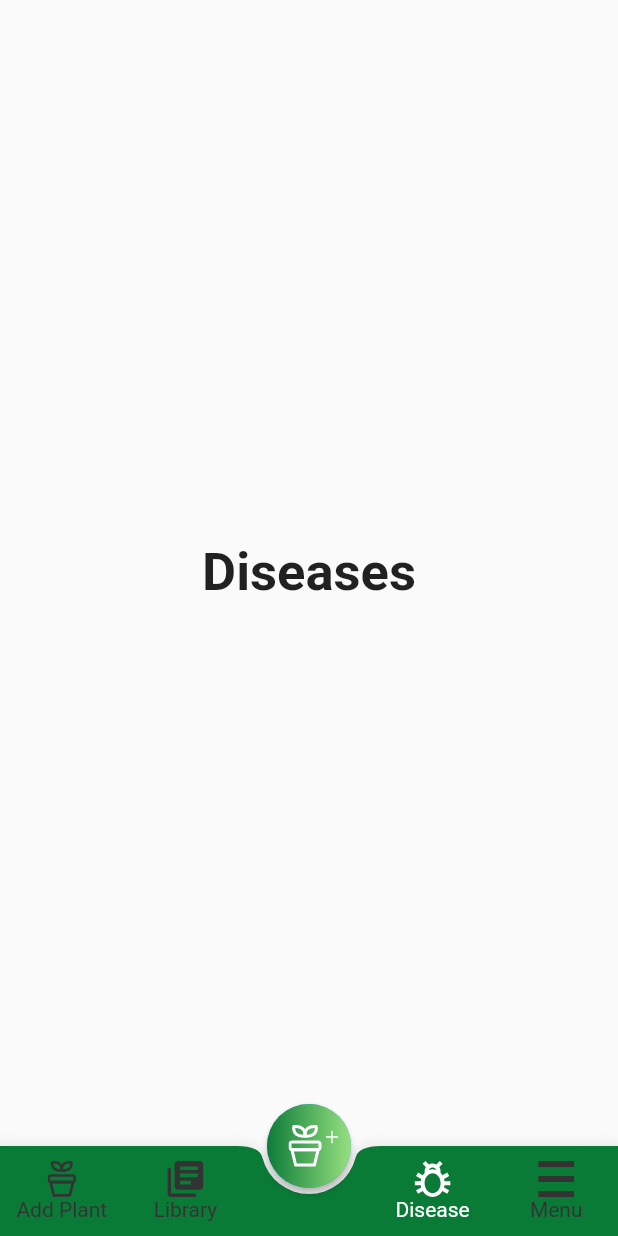
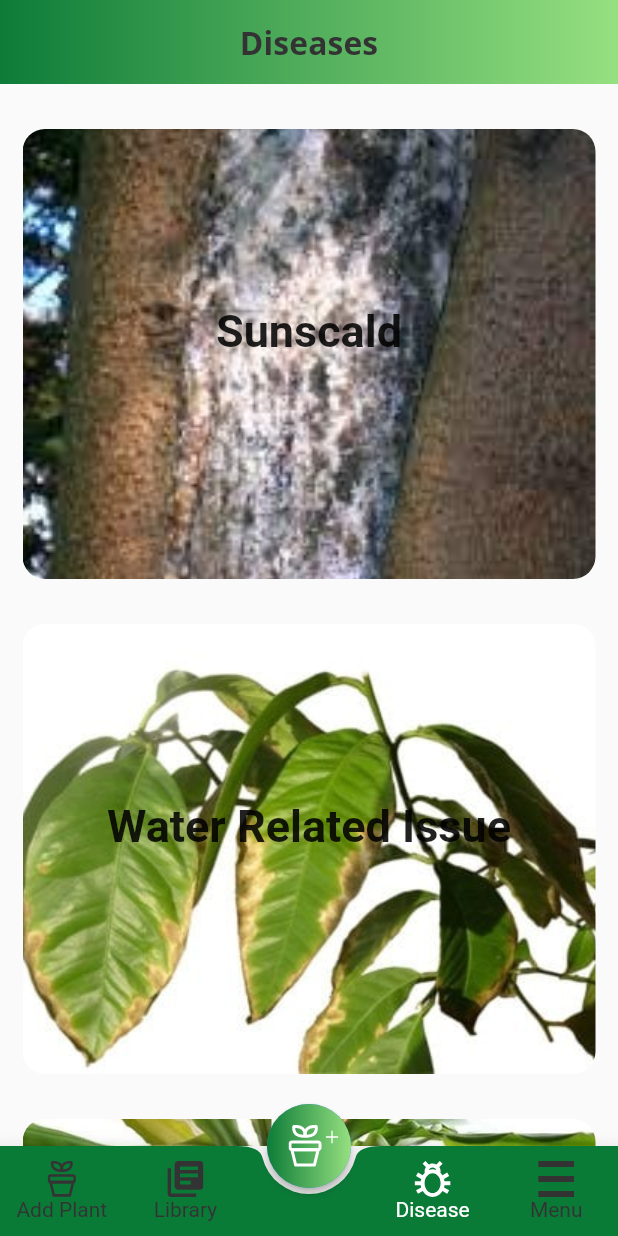
Before and after one commit to ahmedraza55592/plant_tree, a Flutter app: the screen it shows once a user with an empty profile is signed in, item 3 of the bottom bar chosen, on a phone screen of 412 x 824 dp. Run offline on Flutter 3.47's test engine with Material 2 defaults, Android fonts, the phone set to English and light mode, and no system bars; our stand-ins replace cloud_firestore, firebase_auth, firebase_core, firebase_storage, flutter_screenutil, flutter_svg and 6 more; accounts and stored records are empty; network calls fail; project files that could hold a hidden picture were left out.

Commit message:
- added disease screen  - added disease detail screen  - google sign in issue resolved  - added images for diseases  - address issue resolved  - added disease data json file

```diff
--- a/lib/main.dart
+++ b/lib/main.dart
@@ -3,7 +3,6 @@ import 'package:plant_tree/modules/authentication/resourses/auth_methods.dart';
 import 'package:plant_tree/modules/dashboard/add_plants.dart';
 import 'package:plant_tree/modules/dashboard/faq.dart';
 import 'package:plant_tree/modules/dashboard/my_plants.dart';
-import 'package:plant_tree/modules/dashboard/my_plants_details.dart';
 import 'package:plant_tree/styles/index.dart';
 import 'package:provider/provider.dart';
 import 'package:plant_tree/modules/index.dart';
--- a/lib/modules/dashboard/add_plants.dart
+++ b/lib/modules/dashboard/add_plants.dart
@@ -119,6 +119,7 @@ class _AddPlantState extends State<AddPlant> {
                 onPressed: () async {
                   Navigator.pop(context);
                   Uint8List file = await pickImage(ImageSource.camera);
+
                   setState(() {
                     _file = file;
                   });
@@ -193,7 +194,7 @@ class _AddPlantState extends State<AddPlant> {
                     height: 300.0.h,
                     decoration: BoxDecoration(
                         image: DecorationImage(
-                            fit: BoxFit.fill,
+                            fit: BoxFit.cover,
                             alignment: FractionalOffset.topCenter,
                             image: MemoryImage(_file!))),
                   ),
@@ -247,7 +248,6 @@ class _AddPlantState extends State<AddPlant> {
                     userName: userProvider.getUser.name!,
                     latitude: userProvider.currentLocation!.latitude,
                     longitude: userProvider.currentLocation!.longitude);
-                Navigator.of(context).pop();
               },
             ),
           ],
--- /dev/null
+++ b/lib/modules/dashboard/diseases.dart
@@ -0,0 +1,100 @@
+import 'dart:convert';
+import 'package:flutter/material.dart';
+import 'package:flutter/services.dart';
+import 'package:plant_tree/modules/dashboard/models/disease_model.dart';
+import 'package:plant_tree/styles/index.dart';
+
+import '../index.dart';
+
+
+
+class Disease extends StatefulWidget {
+  const Disease({Key? key}) : super(key: key);
+
+  @override
+  State<Disease> createState() => _DiseaseState();
+}
+
+class _DiseaseState extends State<Disease> {
+  @override
+  void initState() {
+    super.initState();
+    loadDataFromJson();
+  }
+
+  loadDataFromJson() async {
+    //root bundle return the future so we need to wait
+    final jsonData = await rootBundle.loadString("assets/files/diseases.json");
+    final decodeData = jsonDecode(jsonData);
+    var diseaseData = decodeData["diseases"];
+    DiseaseModel.diseaseItems =
+        List.from(diseaseData).map<DiseaseItem>((item) => DiseaseItem.fromMap(item)).toList();
+    setState(() {});
+  }
+
+  @override
+  Widget build(BuildContext context) {
+    return Scaffold(
+      appBar: AppBar(
+        title: Text(
+          "Diseases",
+          style: TextStyles.body22,
+        ),
+        flexibleSpace: Container(
+          decoration: BoxDecoration(
+            gradient: LinearGradient(
+                end: Alignment.centerLeft,
+                begin: Alignment.centerRight,
+                colors: AppColors.appBarColor),
+          ),
+        ),
+      ),
+      body: DiseaseModel.diseaseItems != null
+          ? ListView.builder(
+              itemCount: DiseaseModel.diseaseItems?.length,
+              itemBuilder: (context, index) {
+                return GestureDetector(
+                  onTap: () {
+                    Navigator.push(
+                        context,
+                        MaterialPageRoute(
+                            builder: (context) => DiseaseDetail(
+                                  diseaseItems: DiseaseModel.diseaseItems![index],
+                                )));
+                  },
+                  child: Stack(
+                    alignment: Alignment.center,
+                    children: [
+                      Container(
+                        margin: EdgeInsets.only(
+                            top: 30.0,
+                            left: 15.0,
+                            right: 15.0,
+                            bottom: index == DiseaseModel.diseaseItems!.length - 1.0
+                                ? 30.0
+                                : 0.0),
+                        height: 300.0,
+                        width: MediaQuery.of(context).size.width,
+                        decoration: BoxDecoration(
+                          borderRadius: BorderRadius.circular(15.0),
+                          image: DecorationImage(
+                            fit: BoxFit.cover,
+                            image: AssetImage(DiseaseModel.diseaseItems![index].image!),
+                          ),
+                        ),
+                      ),
+                      Text(DiseaseModel.diseaseItems![index].name!,
+                          style: const TextStyle(
+                              fontSize: 30, fontWeight: FontWeight.bold)),
+                    ],
+                  ),
+                );
+              })
+          : const Center(
+            child: CircularProgressIndicator(
+                color: Colors.black,
+              ),
+          ),
+    );
+  }
+}
--- a/lib/modules/dashboard/homepage.dart
+++ b/lib/modules/dashboard/homepage.dart
@@ -19,8 +19,7 @@ class _HomePageState extends State<HomePage> {
   static const List<Widget> _widgetOptions = <Widget>[
     MyPlantss(),
     Library(),
-    Text('Diseases',
-        style: TextStyle(fontSize: 35, fontWeight: FontWeight.bold)),
+    Disease(),
     Menu(),
   ];
 
--- /dev/null
+++ b/lib/modules/dashboard/models/disease_model.dart
@@ -0,0 +1,32 @@
+class DiseaseModel {
+  static List<DiseaseItem>? diseaseItems;
+}
+
+class DiseaseItem {
+  final String? id;
+  final String? name;
+  final String? image;
+  final String? signsofDamage;
+  final String? howToPrevent;
+  final String? treatment;
+
+  DiseaseItem({
+    this.id,
+    this.name,
+    this.signsofDamage,
+    this.howToPrevent,
+    this.treatment,
+    this.image,
+  });
+
+  factory DiseaseItem.fromMap(Map<String, dynamic> map) {
+    return DiseaseItem(
+      id: map['id'],
+      name: map['name'],
+      signsofDamage: map['signsofDamage'],
+      howToPrevent: map['howToPrevent'],
+      treatment: map['treatment'],
+      image: map['image'],
+    );
+  }
+}
--- a/lib/modules/dashboard/my_plants_details.dart
+++ b/lib/modules/dashboard/my_plants_details.dart
@@ -41,13 +41,13 @@ class MyPlantDetails extends StatelessWidget {
             child: Column(
               children: [
                 Container(
-                  height: 225.h,
+                  height: 300.h,
                   width: MediaQuery.of(context).size.width,
                   decoration: BoxDecoration(
                       borderRadius: BorderRadius.circular(5.0.r),
                       image: DecorationImage(
                           image: NetworkImage(plantInfo!.plantImageUrl!),
-                          fit: BoxFit.fill)),
+                          fit: BoxFit.cover)),
                 ),
                 SizedBox(height: 40.0.h),
                 Container(
--- a/lib/modules/index.dart
+++ b/lib/modules/index.dart
@@ -11,6 +11,9 @@ export 'dashboard/plants.dart';
 export './dashboard/menu.dart';
 export './dashboard/library.dart';
 export './dashboard/lirbrary_detail.dart';
+export './dashboard/diseases.dart';
+export './dashboard/disease_detail.dart';
+export './dashboard/my_plants_details.dart';
 
 //Profile
 export 'profile/user_profile.dart';
--- a/pubspec.yaml
+++ b/pubspec.yaml
@@ -82,6 +82,7 @@ flutter:
   # To add assets to your application, add an assets section, like this:
   assets:
     # - assets/svg/
+    - assets/images/
     - assets/svg/icons/
     - assets/svg/images/
     - assets/png/images/
```
Also changed, not shown: assets/files/diseases.json (added, +68 -0 lines), lib/modules/dashboard/disease_detail.dart (added, +129 -0 lines), lib/modules/dashboard/my_plants.dart (+9 -6 lines), lib/modules/profile/user_profile.dart (+14 -0 lines), assets/images/irondeficiency.jpeg (added), assets/images/magnesiumdeficiecy.jpeg (added), assets/images/sunscald.jpeg (added), assets/images/verticilliumwilt.jpeg (added), assets/images/virus.jpeg (added), assets/images/waterexcess.jpeg (added), assets/images/waterrelatedissue.jpeg (added), assets/images/whiteflies.jpeg (added).
